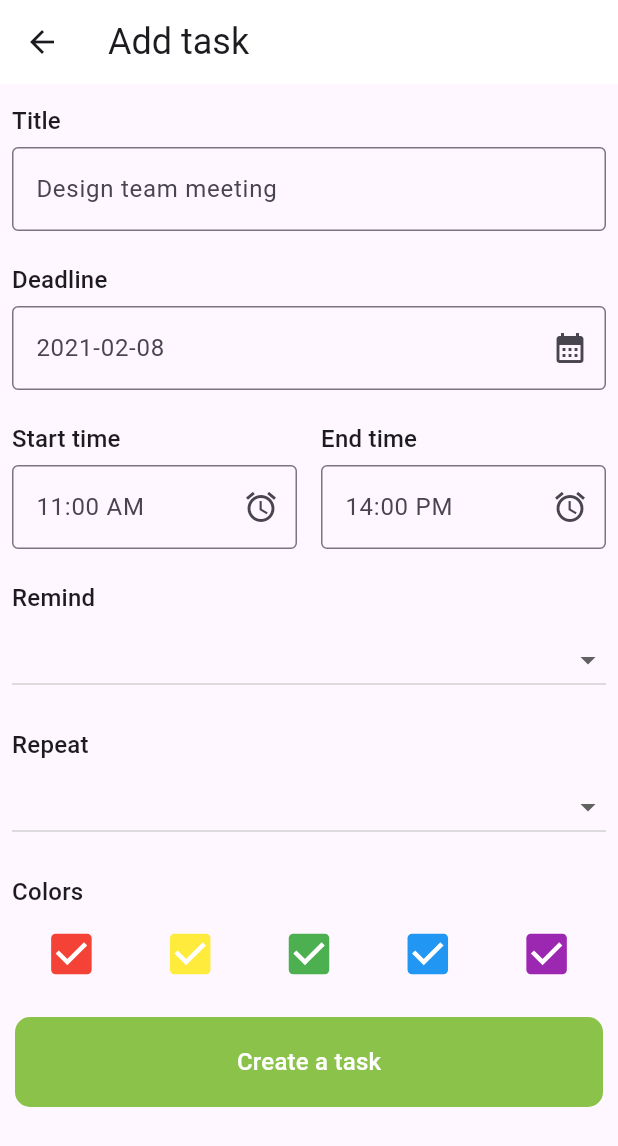
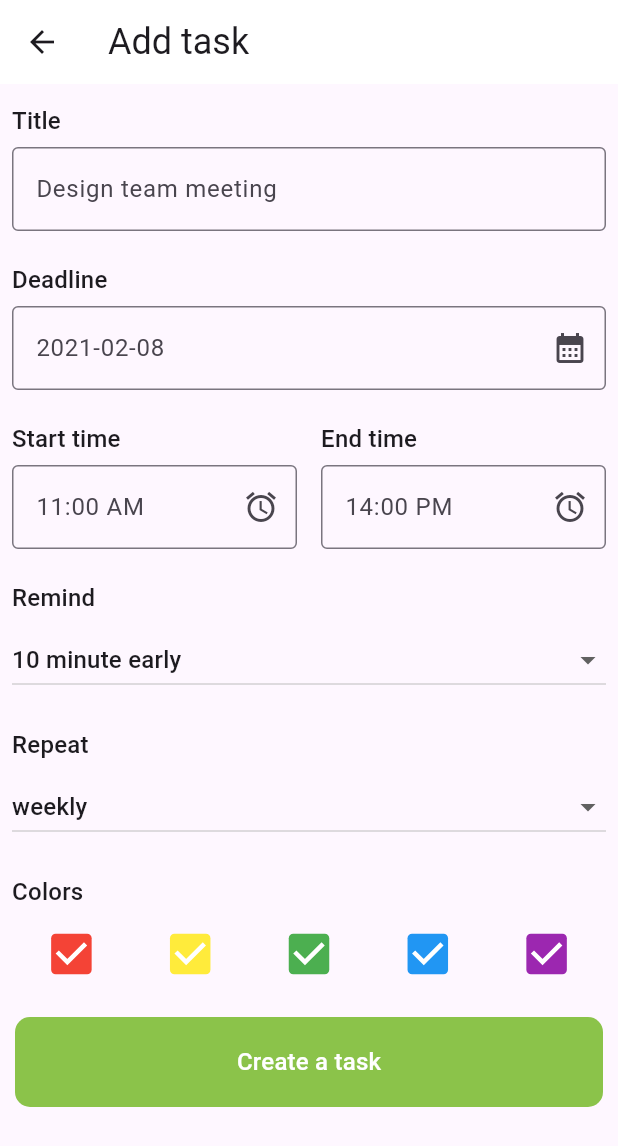
Before and after one commit to nguyennhatminh230801/Learning-Flutter-HIT, a Flutter app: the screen it shows after launch, after a tap on "Add a task", on a phone screen of 412 x 824 dp. Shown: the top 1146 px of the screen. Run offline on Flutter 3.47's test engine with Material 2 defaults, Android fonts, the phone set to English and light mode, and no system bars; our stand-ins replace cached_network_image, equatable, flutter_bloc, get_it, math_expressions.

Commit message:
exam project lan 2

```diff
--- /dev/null
+++ b/Exam/lib/bloc/addtask/add_task_bloc.dart
@@ -0,0 +1,71 @@
+import 'package:exam_flutter/bloc/addtask/add_task_event.dart';
+import 'package:exam_flutter/bloc/addtask/add_task_state.dart';
+import 'package:exam_flutter/model/task.dart';
+import 'package:flutter/cupertino.dart';
+import 'package:flutter_bloc/flutter_bloc.dart';
+import 'dart:developer';
+class AddTaskBloc extends Bloc<AddTaskEvent, AddTaskState> {
+  AddTaskBloc() : super(AddTaskInitialState()) {
+    on<AddTaskChangedValueEvent>(_onChangeValueEvent);
+    on<AddTaskSubmittedFormEvent>(_onProcessSubmittedForm);
+  }
+
+  var currentTask = AddTaskInitialState().task;
+
+  void _onChangeValueEvent(AddTaskChangedValueEvent event, Emitter<AddTaskState> emit) async{
+    currentTask = currentTask.copyWith(
+      title: event.task.title,
+      deadline: event.task.deadline,
+      startTime: event.task.startTime,
+      endTime: event.task.endTime,
+      remindAt: event.task.remindAt,
+      repeat: event.task.repeat,
+      color: event.task.color
+    );
+    emit(AddTaskChangedValueState(currentTask));
+  }
+
+  void _onProcessSubmittedForm(AddTaskSubmittedFormEvent event, Emitter<AddTaskState> emit) async {
+    final validator = AddTaskValidator();
+
+    String datePattern = r'[0-9]{4}-[0-9]{2}-[0-9]{2}';
+    RegExp dateRegex = RegExp(datePattern);
+    String timePattern = r'[0-9]{2}:[0-9]{2}';
+    RegExp timeRegex = RegExp(timePattern);
+
+    if(currentTask.title.isEmpty) {
+      validator.titleValidator = "Title should not empty";
+    }
+    if(currentTask.deadline.isEmpty) {
+      validator.deadlineValidator = "Deadline should not empty";
+    }
+    if(currentTask.startTime.isEmpty) {
+      validator.startTimeValidator = "Start time should not empty";
+    }
+    if(currentTask.title.isEmpty) {
+      validator.endTimeValidator = "End time should not empty";
+    }
+
+    if(!dateRegex.hasMatch(currentTask.deadline)) {
+      validator.deadlineValidator = "Deadline data does not match pattern";
+    }
+
+    if(!timeRegex.hasMatch(currentTask.startTime)) {
+      validator.startTimeValidator = "Start time does not match pattern";
+    }
+
+    if(!timeRegex.hasMatch(currentTask.endTime)) {
+      validator.endTimeValidator = "End time does not match pattern";
+    }
+
+    if(validator.endTimeValidator == null
+      && validator.startTimeValidator == null
+      && validator.deadlineValidator == null
+      && validator.titleValidator == null) {
+      emit(AddTaskSubmittedFormSuccessState(currentTask));
+    }
+    else {
+      emit(AddTaskSubmittedFormFailureState(validator));
+    }
+  }
+}
--- /dev/null
+++ b/Exam/lib/bloc/addtask/add_task_event.dart
@@ -0,0 +1,18 @@
+
+import 'package:equatable/equatable.dart';
+import 'package:exam_flutter/model/task.dart';
+
+abstract class AddTaskEvent extends Equatable{
+  @override
+  List<Object?> get props => [];
+}
+
+class AddTaskChangedValueEvent extends AddTaskEvent {
+  final Task task;
+
+  AddTaskChangedValueEvent(this.task);
+  @override
+  List<Object?> get props => [task];
+}
+
+class AddTaskSubmittedFormEvent extends AddTaskEvent {}
--- /dev/null
+++ b/Exam/lib/bloc/addtask/add_task_state.dart
@@ -0,0 +1,40 @@
+
+
+import 'package:equatable/equatable.dart';
+import 'package:exam_flutter/model/task.dart';
+import 'package:flutter/material.dart';
+
+abstract class AddTaskState extends Equatable{
+  @override
+  List<Object?> get props => [];
+}
+
+class AddTaskInitialState extends AddTaskState{
+  Task task = const Task(title: "", deadline: "", startTime: "", endTime: "", remindAt: "", repeat: "", color: Colors.white);
+}
+
+class AddTaskChangedValueState extends AddTaskState{
+  final Task task;
+
+  AddTaskChangedValueState(this.task);
+  @override
+  List<Object?> get props => [task];
+}
+
+class AddTaskSubmittedFormSuccessState extends AddTaskState {
+  final Task task;
+
+  AddTaskSubmittedFormSuccessState(this.task);
+  @override
+  List<Object?> get props => [task];
+
+}
+
+class AddTaskSubmittedFormFailureState extends AddTaskState {
+  final AddTaskValidator addTaskValidator;
+
+  AddTaskSubmittedFormFailureState(this.addTaskValidator);
+
+  @override
+  List<Object?> get props => [addTaskValidator];
+}
--- /dev/null
+++ b/Exam/lib/model/task.dart
@@ -0,0 +1,59 @@
+import 'package:equatable/equatable.dart';
+import 'package:flutter/material.dart';
+
+class Task extends Equatable {
+  final String title;
+  final String deadline;
+  final String startTime;
+  final String endTime;
+  final String remindAt;
+  final String repeat;
+  final Color color;
+
+  const Task(
+      {required this.title,
+      required this.deadline,
+      required this.startTime,
+      required this.endTime,
+      required this.remindAt,
+      required this.repeat,
+      required this.color});
+
+  @override
+  List<Object?> get props =>
+      [title, deadline, startTime, endTime, remindAt, repeat, color];
+
+  Task copyWith(
+      {String? title,
+      String? deadline,
+      String? startTime,
+      String? endTime,
+      String? remindAt,
+      String? repeat,
+      Color? color}) {
+    return Task(
+        title: title ?? this.title,
+        deadline: deadline ?? this.deadline,
+        startTime: startTime ?? this.startTime,
+        endTime: endTime ?? this.endTime,
+        remindAt: remindAt ?? this.remindAt,
+        repeat: repeat ?? this.repeat,
+        color: color ?? this.color);
+  }
+}
+
+class AddTaskValidator extends Equatable {
+  String? titleValidator;
+  String? deadlineValidator;
+  String? startTimeValidator;
+  String? endTimeValidator;
+
+  AddTaskValidator();
+
+  AddTaskValidator.newValidatorResult(this.titleValidator,
+      this.deadlineValidator, this.startTimeValidator, this.endTimeValidator) : super();
+
+  @override
+  List<Object?> get props =>
+      [deadlineValidator, startTimeValidator, endTimeValidator];
+}
--- a/Exam/lib/screen/addtask/addtask.dart
+++ b/Exam/lib/screen/addtask/addtask.dart
@@ -1,4 +1,11 @@
+import 'dart:developer';
+
+import 'package:exam_flutter/bloc/addtask/add_task_bloc.dart';
+import 'package:exam_flutter/bloc/addtask/add_task_event.dart';
+import 'package:exam_flutter/bloc/addtask/add_task_state.dart';
+import 'package:exam_flutter/model/task.dart';
 import 'package:flutter/material.dart';
+import 'package:flutter_bloc/flutter_bloc.dart';
 
 class AddTaskScreen extends StatefulWidget {
   const AddTaskScreen({Key? key}) : super(key: key);
@@ -8,100 +15,183 @@ class AddTaskScreen extends StatefulWidget {
 }
 
 class _AddTaskScreenState extends State<AddTaskScreen> {
-  final _titleController = TextEditingController();
-  final _deadlineController = TextEditingController();
-  final _startTimeController = TextEditingController();
-  final _endTimeController = TextEditingController();
-  final _remindController = TextEditingController();
+  final _formStateKey = GlobalKey<FormState>();
+
+  final listRemind = const [
+    DropdownMenuItem(value: "10 minute early", child: Text("10 minute early")),
+    DropdownMenuItem(value: "30 minute early", child: Text("30 minute early")),
+    DropdownMenuItem(value: "1 hour early", child: Text("1 hour early")),
+  ];
+
+  final listRepeat = const [
+    DropdownMenuItem(value: "weekly", child: Text("weekly")),
+    DropdownMenuItem(
+        value: "monthly",
+        child: Text(
+          "monthly",
+        )),
+    DropdownMenuItem(value: "yearly", child: Text("yearly")),
+  ];
 
   @override
   Widget build(BuildContext context) {
+    return BlocProvider(
+      create: (context) => AddTaskBloc(),
+      child: BlocBuilder<AddTaskBloc, AddTaskState>(
+        builder: (context, state) {
+          return buildChangeValueLayout(state);
+        },
+      ),
+    );
+  }
+
+  Widget buildChangeValueLayout(AddTaskState state) {
     return Scaffold(
       appBar: AppBar(
         backgroundColor: Colors.white,
         title:
             Text("Add task", style: Theme.of(context).textTheme.headlineSmall),
       ),
-      body: SingleChildScrollView(
+      body: Form(
+        key: _formStateKey,
+        child: SingleChildScrollView(
           child: Column(
             children: [
               buildInfoColumn(
                   title: "Title",
-                widget: TextField(
-                  controller: _titleController,
+                  widget: Builder(builder: (context) {
+                    return TextFormField(
+                      validator: (value) {
+                        if(state is AddTaskSubmittedFormFailureState){
+                          return state.addTaskValidator.titleValidator;
+                        }
+                        return null;
+                      },
+                      autovalidateMode: AutovalidateMode.always,
+                      onChanged: (title) => context.read<AddTaskBloc>().add(
+                          AddTaskChangedValueEvent(context
+                              .read<AddTaskBloc>()
+                              .currentTask
+                              .copyWith(title: title))),
                       decoration: const InputDecoration(
                         border: OutlineInputBorder(),
                         hintText: 'Design team meeting',
                       ),
-                )),
+                    );
+                  })),
               buildInfoColumn(
                   title: "Deadline",
-                widget: TextField(
-                  controller: _deadlineController,
+                  widget: Builder(builder: (context) {
+                    return TextFormField(
+                      validator: (value) {
+                        if(state is AddTaskSubmittedFormFailureState){
+                          return state.addTaskValidator.deadlineValidator;
+                        }
+                        return null;
+                      },
+                        autovalidateMode: AutovalidateMode.always,
+                      onChanged: (deadline) => context.read<AddTaskBloc>().add(
+                          AddTaskChangedValueEvent(context
+                              .read<AddTaskBloc>()
+                              .currentTask
+                              .copyWith(deadline: deadline))),
                       decoration: const InputDecoration(
                           border: OutlineInputBorder(),
                           hintText: '2021-02-08',
                           suffixIcon: Icon(Icons.calendar_month)),
-                )),
+                    );
+                  })),
               Row(
                 children: [
                   Expanded(
                       child: buildInfoColumn(
                           title: "Start time",
-                        widget: TextField(
-                          controller: _startTimeController,
+                          widget: Builder(builder: (context) {
+                            return TextFormField(
+                              validator: (value) {
+                                if(state is AddTaskSubmittedFormFailureState){
+                                  log("fail submit");
+                                  return state.addTaskValidator.startTimeValidator;
+                                }
+                                return null;
+                              },
+                              autovalidateMode: AutovalidateMode.always,
+                              onChanged: (startTime) => context
+                                  .read<AddTaskBloc>()
+                                  .add(AddTaskChangedValueEvent(context
+                                      .read<AddTaskBloc>()
+                                      .currentTask
+                                      .copyWith(startTime: startTime))),
                               decoration: const InputDecoration(
                                   border: OutlineInputBorder(),
                                   hintText: '11:00 AM',
                                   suffixIcon: Icon(Icons.alarm)),
-                        ))),
+                            );
+                          }))),
                   Expanded(
                       child: buildInfoColumn(
                           title: "End time",
-                        widget: TextField(
-                          controller: _endTimeController,
+                          widget: Builder(builder: (context) {
+                            return TextFormField(
+                              validator: (value) {
+                                if(state is AddTaskSubmittedFormFailureState){
+                                  return state.addTaskValidator.endTimeValidator;
+                                }
+                                return null;
+                              },
+                              autovalidateMode: AutovalidateMode.always,
+                              onChanged: (endTime) => context
+                                  .read<AddTaskBloc>()
+                                  .add(AddTaskChangedValueEvent(context
+                                      .read<AddTaskBloc>()
+                                      .currentTask
+                                      .copyWith(endTime: endTime))),
                               decoration: const InputDecoration(
                                   border: OutlineInputBorder(),
                                   hintText: '14:00 PM',
                                   suffixIcon: Icon(Icons.alarm)),
-                        ))),
+                            );
+                          }))),
                 ],
               ),
               buildInfoColumn(
                   title: "Remind",
-                widget: SizedBox(
-                  child: DropdownButton(
+                  widget: Builder(builder: (context) {
+                    return DropdownButton(
                         isExpanded: true,
-                      items: const [
-                        DropdownMenuItem(
-                            value: "10 minute early",
-                            child: Text("10 minute early")),
-                        DropdownMenuItem(
-                            value: "30 minute early",
-                            child: Text("30 minute early")),
-                        DropdownMenuItem(
-                            value: "1 hour early", child: Text("1 hour early")),
-                      ],
-                      onChanged: onChangeValue),
-                )),
+                        value: context
+                                .read<AddTaskBloc>()
+                                .currentTask
+                                .remindAt
+                                .isEmpty
+                            ? _updateRemindDefaultValue(context, listRemind.first.value!)
+                            : context.read<AddTaskBloc>().currentTask.remindAt,
+                        items: listRemind,
+                        onChanged: (value) => context.read<AddTaskBloc>().add(
+                            AddTaskChangedValueEvent(context
+                                .read<AddTaskBloc>()
+                                .currentTask
+                                .copyWith(remindAt: value as String))));
+                  })),
               buildInfoColumn(
                   title: "Repeat",
-                widget: SizedBox(
-                  child: DropdownButton(
+                  widget: Builder(builder: (context) {
+                    return DropdownButton(
                         isExpanded: true,
-                      items: const [
-                        DropdownMenuItem(
-                            value: "weekly", child: Text("weekly")),
-                        DropdownMenuItem(
-                            value: "monthly",
-                            child: Text(
-                              "monthly",
-                            )),
-                        DropdownMenuItem(
-                            value: "yearly", child: Text("yearly")),
-                      ],
-                      onChanged: onChangeValue),
-                )),
+                        value: context
+                                .read<AddTaskBloc>()
+                                .currentTask
+                                .repeat
+                                .isEmpty
+                            ? _updateRepeatDefaultValue(context, listRepeat.first.value!)
+                            : context.read<AddTaskBloc>().currentTask.repeat,
+                        items: listRepeat,
+                        onChanged: (value) => context.read<AddTaskBloc>().add(
+                            AddTaskChangedValueEvent(context
+                                .read<AddTaskBloc>()
+                                .currentTask
+                                .copyWith(repeat: value as String))));
+                  })),
               buildInfoColumn(
                   title: "Colors",
                   widget: Row(
@@ -113,9 +203,12 @@ class _AddTaskScreenState extends State<AddTaskScreen> {
                       buildColors(Colors.purple),
                     ],
                   )),
-            InkWell(
+              Builder(
+                builder: (context) {
+                  return InkWell(
                     onTap: () {
-                Navigator.of(context).pop();
+                      context.read<AddTaskBloc>().add(AddTaskSubmittedFormEvent());
+                      //Navigator.of(context).pop();
                     },
                     child: Padding(
                       padding: const EdgeInsets.all(10.0),
@@ -124,8 +217,7 @@ class _AddTaskScreenState extends State<AddTaskScreen> {
                         height: 60,
                         decoration: const BoxDecoration(
                             color: Colors.lightGreen,
-                      borderRadius:
-                      BorderRadius.all(Radius.circular(10))),
+                            borderRadius: BorderRadius.all(Radius.circular(10))),
                         child: Center(
                             child: Text("Create a task",
                                 style: Theme.of(context)
@@ -134,11 +226,26 @@ class _AddTaskScreenState extends State<AddTaskScreen> {
                                     ?.copyWith(color: Colors.white))),
                       ),
                     ),
+                  );
+                }
               )
             ],
           ),
         ),
+      ),
     );
+  }
+
+  String _updateRemindDefaultValue(BuildContext context, String value) {
+    context.read<AddTaskBloc>().add(AddTaskChangedValueEvent(
+        context.read<AddTaskBloc>().currentTask.copyWith(remindAt: value)));
+    return value;
+  }
+
+  String _updateRepeatDefaultValue(BuildContext context, String value) {
+    context.read<AddTaskBloc>().add(AddTaskChangedValueEvent(
+        context.read<AddTaskBloc>().currentTask.copyWith(repeat: value)));
+    return value;
   }
 
   Widget buildColors(Color color) {
@@ -146,7 +253,8 @@ class _AddTaskScreenState extends State<AddTaskScreen> {
       child: Transform.scale(
         scale: 1.5,
         child: Checkbox(
-          fillColor: MaterialStateProperty.resolveWith<Color>((Set<MaterialState> states) {
+          fillColor: MaterialStateProperty.resolveWith<Color>(
+              (Set<MaterialState> states) {
             return color;
           }),
           checkColor: Colors.white,
@@ -173,8 +281,4 @@ class _AddTaskScreenState extends State<AddTaskScreen> {
       ),
     );
   }
-
-  void onChangeValue(Object? value) {
-    setState(() {});
 }
-}
```
Lines whose indentation alone changed are shown as unchanged.
